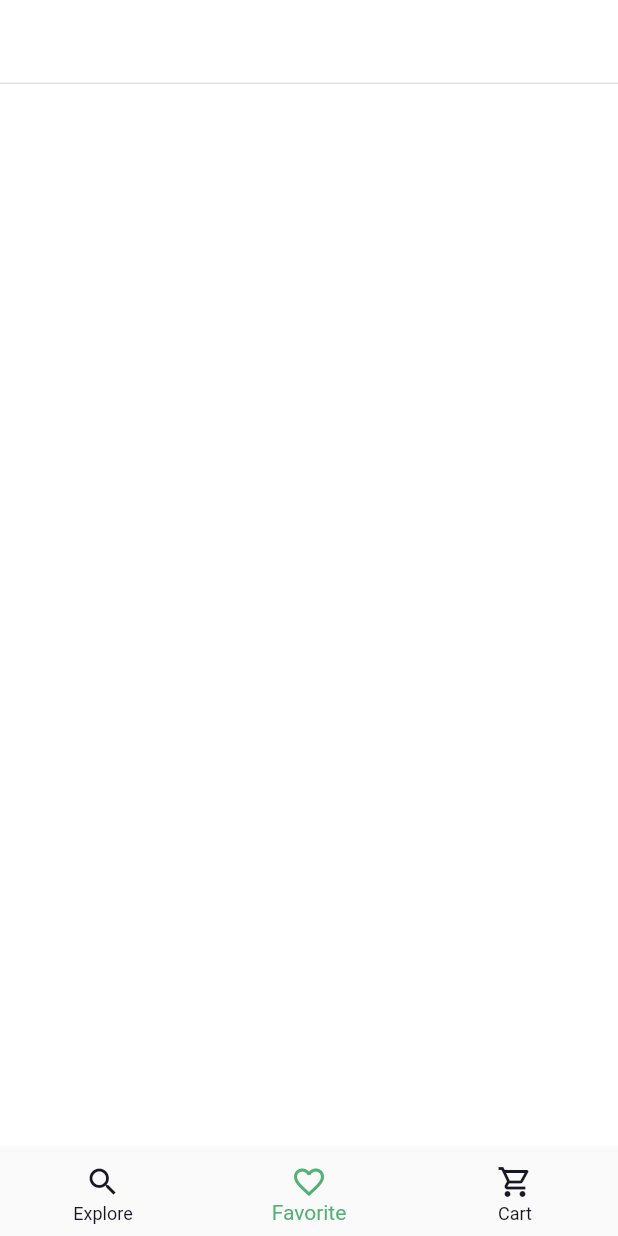
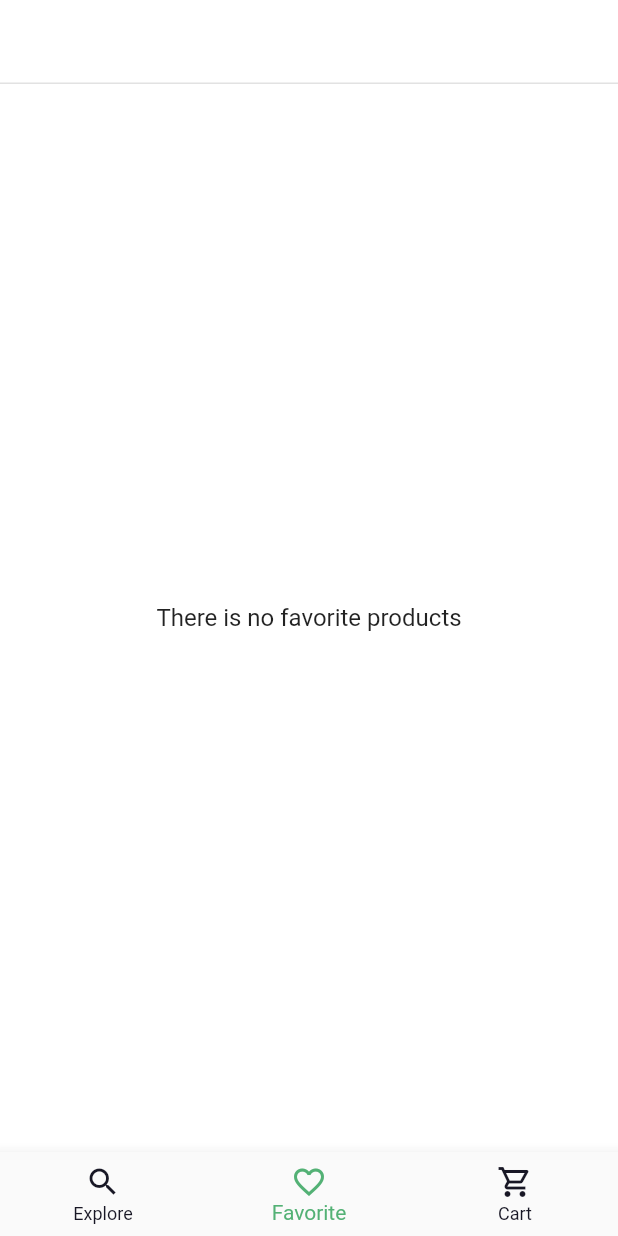
Before and after one commit to GDSC-IAU/week-5, a Flutter app: the screen it shows after launch, item 2 of the bottom bar chosen, on a phone screen of 412 x 824 dp. Run offline on Flutter 3.47's test engine with Material 2 defaults, Android fonts, the phone set to English and light mode, and no system bars; our stand-ins replace flutter_riverpod, riverpod_annotation; generated files the repository leaves out were written again.

Commit message:
Updates on Favorite Screen

```diff
--- a/lib/project/screens/favorite_screen.dart
+++ b/lib/project/screens/favorite_screen.dart
@@ -1,5 +1,6 @@
 import 'package:flutter/material.dart';
 import 'package:flutter_riverpod/flutter_riverpod.dart';
+import 'package:shopping_app/project/models/product_model.dart';
 import 'package:shopping_app/project/providers/favorite_provider.dart';
 import 'package:shopping_app/project/widgets/app_bar.dart';
 import 'package:shopping_app/project/widgets/favorite_tile.dart';
@@ -18,14 +19,25 @@ class FavoriteScreen extends ConsumerWidget {
       ),
       body: Padding(
         padding: const EdgeInsets.symmetric(vertical: 10, horizontal: 10),
-        child: ListView.builder(
-          itemBuilder: (_, index) => FavoriteTile(
-            product: products[index],
-          ),
-          shrinkWrap: true,
-          itemCount: products.length,
-        ),
+        child:
+            products.isNotEmpty ? _buildListView(products) : _buildEmptyView(),
       ),
     );
   }
+
+  Widget _buildEmptyView() {
+    return const Center(
+      child: Text('There is no favorite products', style: TextStyle(fontSize: 16),),
+    );
+  }
+
+  Widget _buildListView(List<Product> products) {
+    return ListView.builder(
+      itemBuilder: (_, index) => FavoriteTile(
+        product: products[index],
+      ),
+      shrinkWrap: true,
+      itemCount: products.length,
+    );
+  }
 }
```
